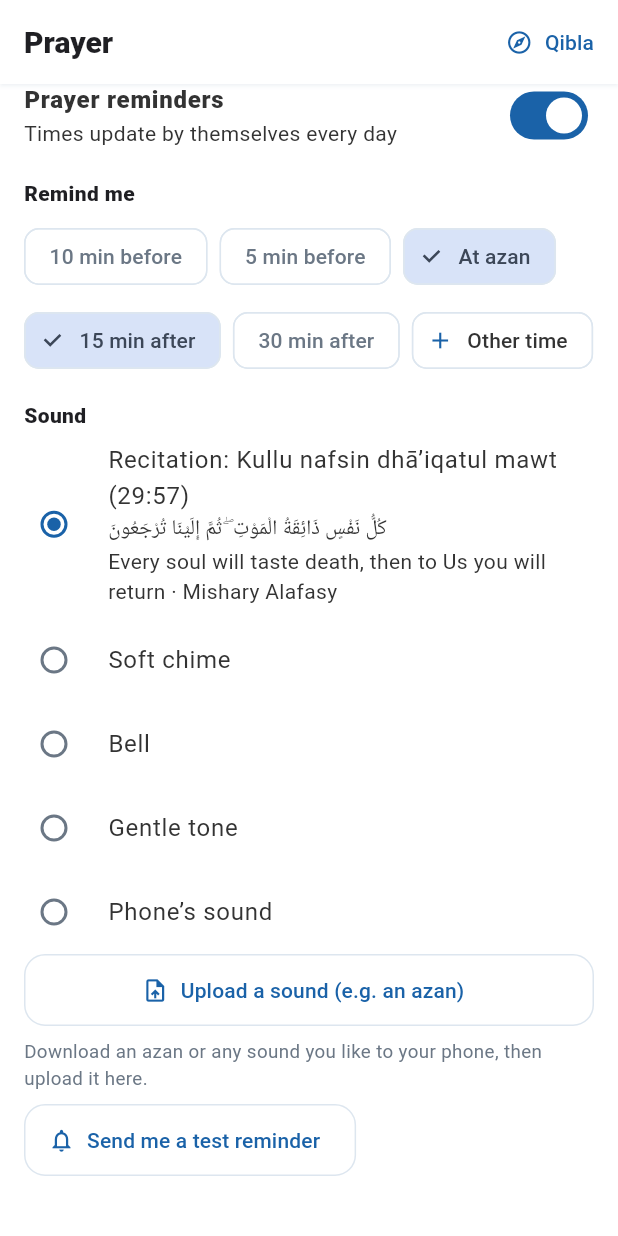
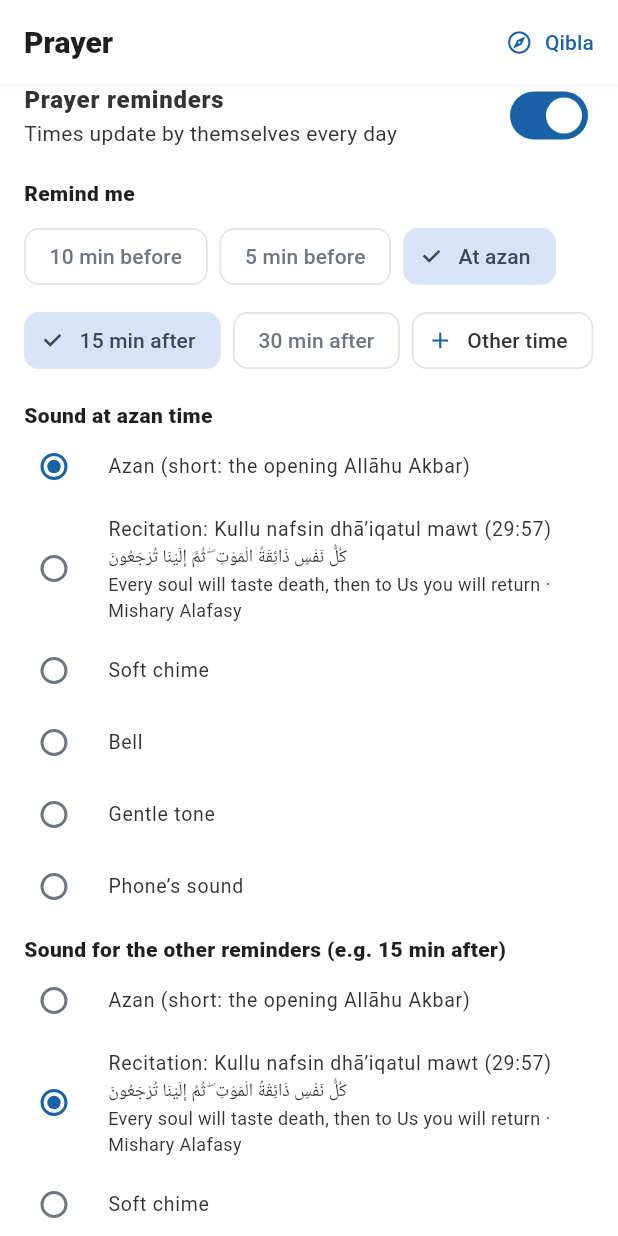
Before and after one commit to hipersignerp-dev/sio-connect, a Flutter app: the PrayerTab screen opened directly, scrolled down 145 dp, on a phone screen of 412 x 824 dp. Run offline on Flutter 3.47's test engine with Material 3 defaults, Android fonts, the phone set to English and light mode, and no system bars; our stand-ins replace app_links, device_info_plus, file_picker, firebase_core, firebase_messaging, flutter_compass and 15 more; missing offline and left inert: home_widget, mobile_scanner, workmanager; accounts and stored records are empty; network calls fail.

Commit message:
Prayer reminders: short azan at azan time, 29:57 recitation 15 min after; separate sound for each
Azan: 'Beautiful adhan.ogg' by Adam-synagda, Wikimedia Commons, CC0 (opening takbir).

Co-Authored-By: Claude Opus 5.5 <noreply@anthropic.com>
Claude-Session: https://claude.ai/code/session_01X4MdESM21T3NmSGURMtxUs

```diff
--- a/mobile/lib/prayer_alarms.dart
+++ b/mobile/lib/prayer_alarms.dart
@@ -20,7 +20,7 @@ class PrayerAlarms {
   static final _plugin = FlutterLocalNotificationsPlugin();
   static const _base = 9000; // notification ids 9000–9499
 
-  static const sounds = {'ayah': 'Recitation: Kullu nafsin dhā’iqatul mawt (29:57)', 'chime': 'Soft chime', 'bell': 'Bell', 'soft': 'Gentle tone', 'default': 'Phone’s sound'};
+  static const sounds = {'azan': 'Azan (short: the opening Allāhu Akbar)', 'ayah': 'Recitation: Kullu nafsin dhā’iqatul mawt (29:57)', 'chime': 'Soft chime', 'bell': 'Bell', 'soft': 'Gentle tone', 'default': 'Phone’s sound'};
   static const defaultOffsets = [0, 15];
 
   // ---- settings (kept on the phone)
@@ -38,7 +38,9 @@ class PrayerAlarms {
     return o..sort();
   }
 
-  static Future<String> sound() async => (await _p).getString('pa_sound') ?? 'ayah';
+  /// The sound at azan time, and the sound for the other reminders (15 min after, or before).
+  static Future<String> sound() async => (await _p).getString('pa_sound') ?? 'azan';
+  static Future<String> soundAfter() async => (await _p).getString('pa_sound_after') ?? 'ayah';
 
   // ---- an uploaded sound (an azan downloaded from the internet, a recording…)
   static const _soundCh = MethodChannel('com.hipersign.sio_connect/sound');
@@ -83,12 +85,13 @@ class PrayerAlarms {
     return name;
   }
 
-  static Future<void> save({bool? enabled, Set<String>? on, List<int>? offsets, String? sound}) async {
+  static Future<void> save({bool? enabled, Set<String>? on, List<int>? offsets, String? sound, String? soundAfter}) async {
     final p = await _p;
     if (enabled != null) await p.setBool('pa_enabled', enabled);
     if (on != null) await p.setStringList('pa_on', on.toList());
     if (offsets != null) await p.setStringList('pa_offsets', [for (final o in offsets.toSet()) '$o']);
     if (sound != null) await p.setString('pa_sound', sound);
+    if (soundAfter != null) await p.setString('pa_sound_after', soundAfter);
     await schedule();
   }
 
@@ -195,15 +198,17 @@ class PrayerAlarms {
         channelDescription: 'Reminders for the five prayers',
         importance: Importance.max,
         priority: Priority.high,
-        category: sound == 'ayah' ? AndroidNotificationCategory.alarm : AndroidNotificationCategory.reminder,
-        // the recitation plays in full, at alarm volume, so it is never cut off mid-ayah
-        audioAttributesUsage: sound == 'ayah' ? AudioAttributesUsage.alarm : AudioAttributesUsage.notification,
+        category: _voice(sound) ? AndroidNotificationCategory.alarm : AndroidNotificationCategory.reminder,
+        // the azan and the recitation play in full, at alarm volume, so they are never cut off
+        audioAttributesUsage: _voice(sound) ? AudioAttributesUsage.alarm : AudioAttributesUsage.notification,
         sound: sound == 'default' ? null : RawResourceAndroidNotificationSound('prayer_$sound'),
         styleInformation: style,
         largeIcon: const DrawableResourceAndroidBitmap('noor_hello'),
       ),
     );
   }
+
+  static bool _voice(String sound) => sound == 'azan' || sound == 'ayah';
 
   static String _hm(DateTime t) {
     final h = t.hour % 12 == 0 ? 12 : t.hour % 12;
@@ -250,7 +255,8 @@ class PrayerAlarms {
       if (!await enabled()) return;
       final on = await prayersOn();
       final offs = await offsets();
-      final snd = await sound();
+      final sndAzan = await sound();
+      final sndAfter = await soundAfter();
       final exact = await exactAllowed();
       final now = DateTime.now();
       final ids = <String>[];
@@ -263,6 +269,7 @@ class PrayerAlarms {
             final when = at.add(Duration(minutes: o));
             if (!when.isAfter(now.add(const Duration(seconds: 30))) || n >= 450) continue;
             final id = _base + n++;
+            final snd = o == 0 ? sndAzan : sndAfter;
             final (title, text) = _text(prayer, at, o);
             final body = snd == 'ayah' ? withAyah(text) : text;
             await _plugin.zonedSchedule(
@@ -292,12 +299,13 @@ class PrayerAlarms {
     await p.setString('pa_last', today);
   }
 
-  /// A reminder right now, to hear the sound.
-  static Future<void> test() async {
+  /// A reminder right now, to hear the sound: the azan-time one, or the one 15 minutes after.
+  static Future<void> test({bool after = false}) async {
     await _init();
-    final snd = await sound();
+    final snd = after ? await soundAfter() : await sound();
+    final title = after ? 'Did you pray Dhuhr? 🤲' : 'It’s time for Dhuhr · ളുഹ്ർ';
     const text = 'This is how your prayer reminder will look 🕌';
     final body = snd == 'ayah' ? withAyah(text) : text;
-    await _plugin.show(_base + 499, 'It’s time for Dhuhr · ളുഹ്ർ', body, await _details(snd, big: body));
+    await _plugin.show(_base + (after ? 498 : 499), title, body, await _details(snd, big: body));
   }
 }
--- a/mobile/lib/screens/prayer_tab.dart
+++ b/mobile/lib/screens/prayer_tab.dart
@@ -25,7 +25,8 @@ class _PrayerTabState extends State<PrayerTab> {
   PrayerTimes? _p;
   Set<String> _on = {};
   List<int> _offs = [];
-  String _sound = 'chime';
+  String _sound = 'azan';
+  String _soundAfter = 'ayah';
   bool _enabled = true;
   bool _exact = true;
   String? _custom; // name of the uploaded sound
@@ -47,6 +48,7 @@ class _PrayerTabState extends State<PrayerTab> {
     final on = await PrayerAlarms.prayersOn();
     final offs = await PrayerAlarms.offsets();
     final snd = await PrayerAlarms.sound();
+    final sndAfter = await PrayerAlarms.soundAfter();
     final en = await PrayerAlarms.enabled();
     final ex = await PrayerAlarms.exactAllowed();
     final custom = await PrayerAlarms.customName();
@@ -56,12 +58,60 @@ class _PrayerTabState extends State<PrayerTab> {
         _on = on;
         _offs = offs;
         _sound = snd;
+        _soundAfter = sndAfter;
         _enabled = en;
         _exact = ex;
         _custom = custom;
       });
     }
   }
+
+  Future<void> _preview(String v) async {
+    if (v == 'default') return;
+    try {
+      if (v == 'custom') {
+        final path = await PrayerAlarms.customPath();
+        if (path == null) return;
+        await _player.setFilePath(path);
+      } else {
+        await _player.setAsset('assets/sounds/prayer_$v.ogg');
+      }
+      await _player.play();
+    } catch (_) {}
+  }
+
+  Widget _soundPicker(String value, void Function(String) pick) => RadioGroup<String>(
+    groupValue: value,
+    onChanged: (v) {
+      if (v == null) return;
+      pick(v);
+      _preview(v);
+    },
+    child: Column(
+      children: [
+        for (final e in PrayerAlarms.sounds.entries)
+          RadioListTile<String>(
+            contentPadding: EdgeInsets.zero,
+            dense: true,
+            value: e.key,
+            title: Text(e.value),
+            subtitle: e.key == 'ayah'
+                ? const Text(
+                    'كُلُّ نَفْسٍ ذَائِقَةُ الْمَوْتِ ۖ ثُمَّ إِلَيْنَا تُرْجَعُونَ\nEvery soul will taste death, then to Us you will return · Mishary Alafasy',
+                  )
+                : null,
+          ),
+        if (_custom != null)
+          RadioListTile<String>(
+            contentPadding: EdgeInsets.zero,
+            dense: true,
+            value: 'custom',
+            title: Text(_custom!),
+            subtitle: const Text('Your uploaded sound · plays in full, at alarm volume'),
+          ),
+      ],
+    ),
+  );
 
   @override
   void dispose() {
@@ -297,50 +347,22 @@ class _PrayerTabState extends State<PrayerTab> {
               ),
               const SizedBox(height: 16),
               Text(
-                'Sound',
+                'Sound at azan time',
                 style: TextStyle(fontWeight: FontWeight.w800, color: SioColors.ink),
               ),
-              RadioGroup<String>(
-                groupValue: _sound,
-                onChanged: (v) async {
-                  if (v == null) return;
-                  setState(() => _sound = v);
-                  if (v != 'default') {
-                    try {
-                      if (v == 'custom') {
-                        final path = await PrayerAlarms.customPath();
-                        if (path != null) await _player.setFilePath(path);
-                      } else {
-                        await _player.setAsset('assets/sounds/prayer_$v.ogg');
-                      }
-                      await _player.play();
-                    } catch (_) {}
-                  }
-                  await PrayerAlarms.save(sound: v);
-                },
-                child: Column(
-                  children: [
-                    for (final e in PrayerAlarms.sounds.entries)
-                      RadioListTile<String>(
-                        contentPadding: EdgeInsets.zero,
-                        value: e.key,
-                        title: Text(e.value),
-                        subtitle: e.key == 'ayah'
-                            ? const Text(
-                                'كُلُّ نَفْسٍ ذَائِقَةُ الْمَوْتِ ۖ ثُمَّ إِلَيْنَا تُرْجَعُونَ\nEvery soul will taste death, then to Us you will return · Mishary Alafasy',
-                              )
-                            : null,
-                      ),
-                    if (_custom != null)
-                      RadioListTile<String>(
-                        contentPadding: EdgeInsets.zero,
-                        value: 'custom',
-                        title: Text(_custom!),
-                        subtitle: const Text('Your uploaded sound · plays in full, at alarm volume'),
-                      ),
-                  ],
-                ),
+              _soundPicker(_sound, (v) {
+                setState(() => _sound = v);
+                PrayerAlarms.save(sound: v);
+              }),
+              const SizedBox(height: 8),
+              Text(
+                'Sound for the other reminders (e.g. 15 min after)',
+                style: TextStyle(fontWeight: FontWeight.w800, color: SioColors.ink),
               ),
+              _soundPicker(_soundAfter, (v) {
+                setState(() => _soundAfter = v);
+                PrayerAlarms.save(soundAfter: v);
+              }),
               Padding(
                 padding: const EdgeInsets.only(bottom: 8),
                 child: OutlinedButton.icon(
@@ -350,7 +372,7 @@ class _PrayerTabState extends State<PrayerTab> {
                       final name = await PrayerAlarms.pickCustom();
                       if (name == null) return;
                       await _load();
-                      if (context.mounted) toast(context, '“$name” will play for prayer reminders');
+                      if (context.mounted) toast(context, '“$name” will play at azan time');
                     } catch (e) {
                       if (context.mounted) toast(context, '$e'.replaceFirst('Exception: ', ''));
                     }
@@ -366,10 +388,21 @@ class _PrayerTabState extends State<PrayerTab> {
               const SizedBox(height: 8),
               Align(
                 alignment: Alignment.centerLeft,
-                child: OutlinedButton.icon(
-                  onPressed: () => PrayerAlarms.test(),
-                  icon: const Icon(Icons.notifications_outlined),
-                  label: const Text('Send me a test reminder'),
+                child: Wrap(
+                  spacing: 8,
+                  runSpacing: 4,
+                  children: [
+                    OutlinedButton.icon(
+                      onPressed: () => PrayerAlarms.test(),
+                      icon: const Icon(Icons.notifications_outlined),
+                      label: const Text('Test: azan time'),
+                    ),
+                    OutlinedButton.icon(
+                      onPressed: () => PrayerAlarms.test(after: true),
+                      icon: const Icon(Icons.notifications_outlined),
+                      label: const Text('Test: 15 min after'),
+                    ),
+                  ],
                 ),
               ),
             ],
```
Also changed, not shown: 2 other files.
